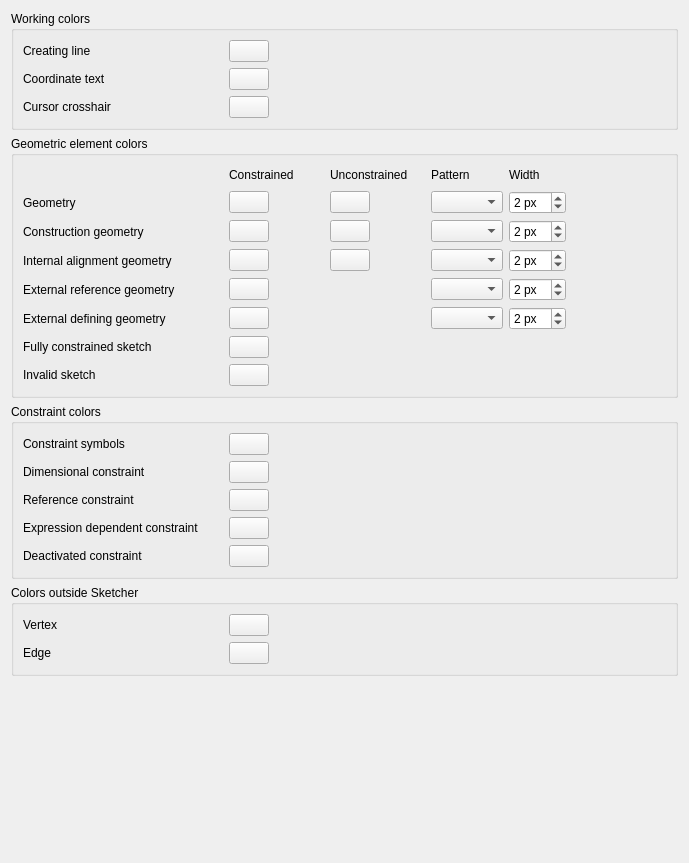
The window that src/Mod/Sketcher/Gui/SketcherSettingsAppearance.ui (southseact-3d/fcd) describes before a commit, drawn with Qt 5.
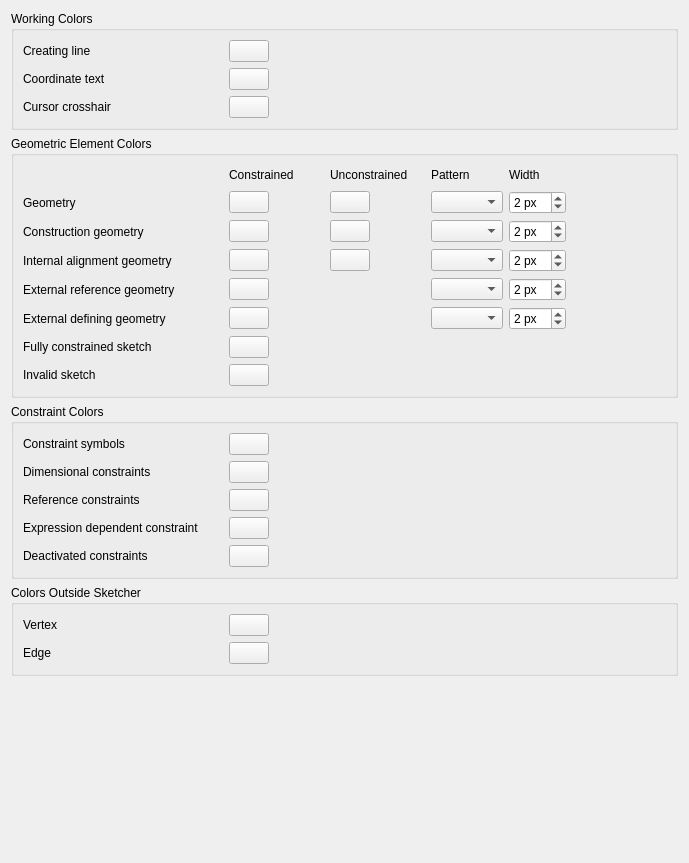
The same window after the commit. Custom widgets are drawn as their Qt base class.

Commit message:
Sketcher: Update UI strings for consistency (#22167)
* Sketcher: Update UI strings for consistency

* Update src/Mod/Sketcher/App/Sketch.cpp

* Update src/Mod/Sketcher/Gui/Command.cpp

* Update src/Mod/Sketcher/App/SketchObject.cpp

* Update src/Mod/Sketcher/Gui/Command.cpp

* Update src/Mod/Sketcher/Gui/Command.cpp

* Update src/Mod/Sketcher/Gui/Command.cpp

* Apply suggestions from code review

* Apply suggestions from code review

* Apply suggestions from code review

---------

```diff
--- a/src/Mod/Sketcher/Gui/SketcherSettingsAppearance.ui
+++ b/src/Mod/Sketcher/Gui/SketcherSettingsAppearance.ui
@@ -17,7 +17,7 @@
    <item>
     <widget class="QGroupBox" name="groupBox">
      <property name="title">
-      <string>Working colors</string>
+      <string>Working Colors</string>
      </property>
      <layout class="QGridLayout" name="gridLayout_7">
       <item row="0" column="1">
@@ -137,7 +137,7 @@
    <item>
     <widget class="QGroupBox" name="groupBox_2">
      <property name="title">
-      <string>Geometric element colors</string>
+      <string>Geometric Element Colors</string>
      </property>
      <layout class="QGridLayout" name="gridLayout_6">
       <item row="1" column="1">
@@ -704,7 +704,7 @@
    <item>
     <widget class="QGroupBox" name="groupBoxSketcherColor">
      <property name="title">
-      <string>Constraint colors</string>
+      <string>Constraint Colors</string>
      </property>
      <layout class="QHBoxLayout" name="horizontalLayout_2">
       <item>
@@ -745,7 +745,7 @@
         <item row="11" column="0">
          <widget class="QLabel" name="label_15">
           <property name="text">
-           <string>Dimensional constraint</string>
+           <string>Dimensional constraints</string>
           </property>
          </widget>
         </item>
@@ -772,7 +772,7 @@
         <item row="12" column="0">
          <widget class="QLabel" name="label_8">
           <property name="text">
-           <string>Reference constraint</string>
+           <string>Reference constraints</string>
           </property>
          </widget>
         </item>
@@ -826,7 +826,7 @@
         <item row="14" column="0">
          <widget class="QLabel" name="labeldeact">
           <property name="text">
-           <string>Deactivated constraint</string>
+           <string>Deactivated constraints</string>
           </property>
          </widget>
         </item>
@@ -871,7 +871,7 @@
    <item>
     <widget class="QGroupBox" name="groupBox_3">
      <property name="title">
-      <string>Colors outside Sketcher</string>
+      <string>Colors Outside Sketcher</string>
      </property>
      <layout class="QGridLayout" name="gridLayout_8">
       <item row="0" column="0">
```
Left out of the diff: 23 changed lines with no effect on the pictures. The commit also changes 33 other files.
